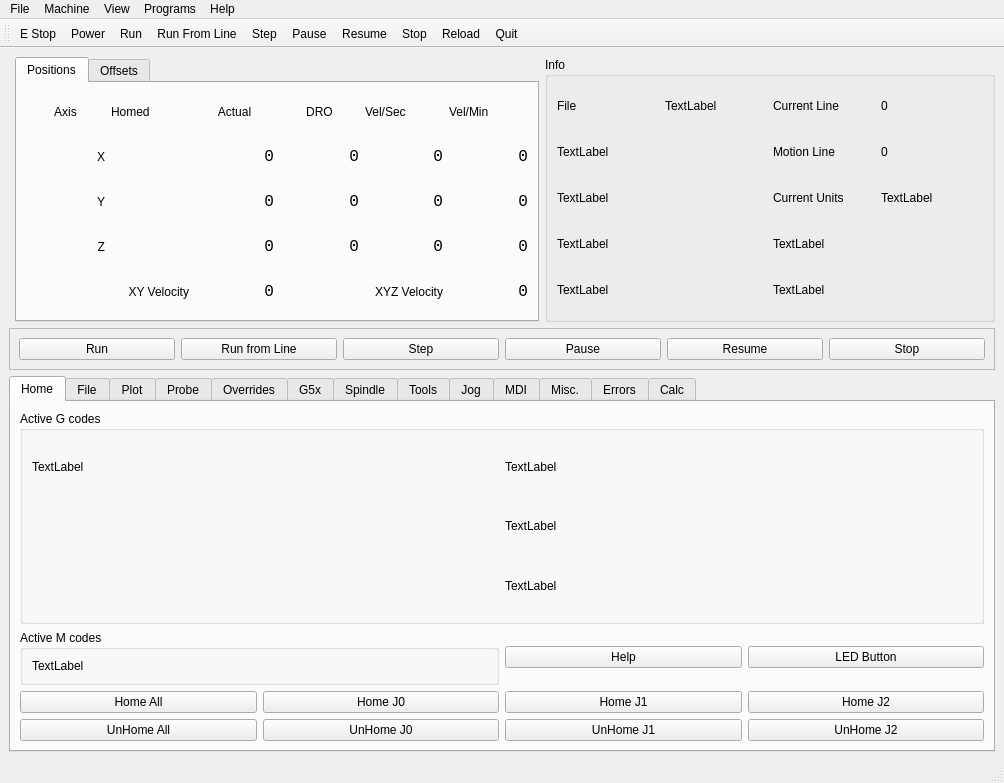
Qt form examples/xyz/xyz.ui (jethornton/flexgui) before a commit.
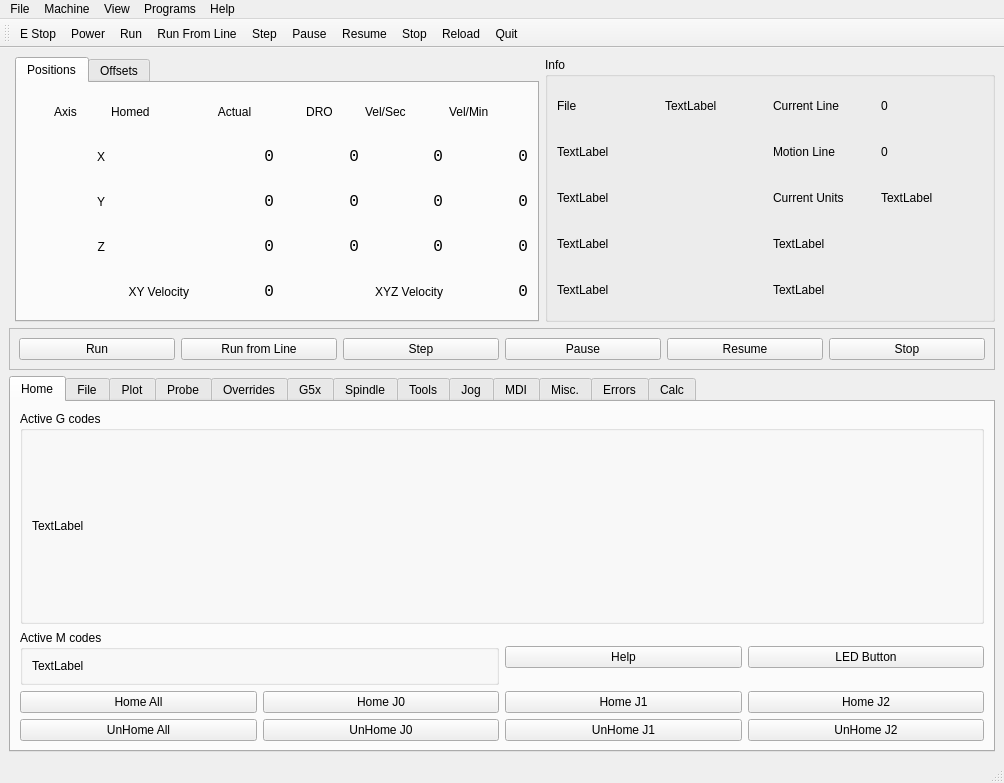
The same form after that commit.

Patch:
```diff
--- a/examples/xyz/xyz.ui
+++ b/examples/xyz/xyz.ui
@@ -873,27 +873,6 @@
              </property>
             </widget>
            </item>
-           <item row="1" column="1">
-            <widget class="QLabel" name="test_y">
-             <property name="text">
-              <string>TextLabel</string>
-             </property>
-            </widget>
-           </item>
-           <item row="0" column="1">
-            <widget class="QLabel" name="test_x">
-             <property name="text">
-              <string>TextLabel</string>
-             </property>
-            </widget>
-           </item>
-           <item row="2" column="1">
-            <widget class="QLabel" name="test_z">
-             <property name="text">
-              <string>TextLabel</string>
-             </property>
-            </widget>
-           </item>
           </layout>
          </widget>
         </item>
```
